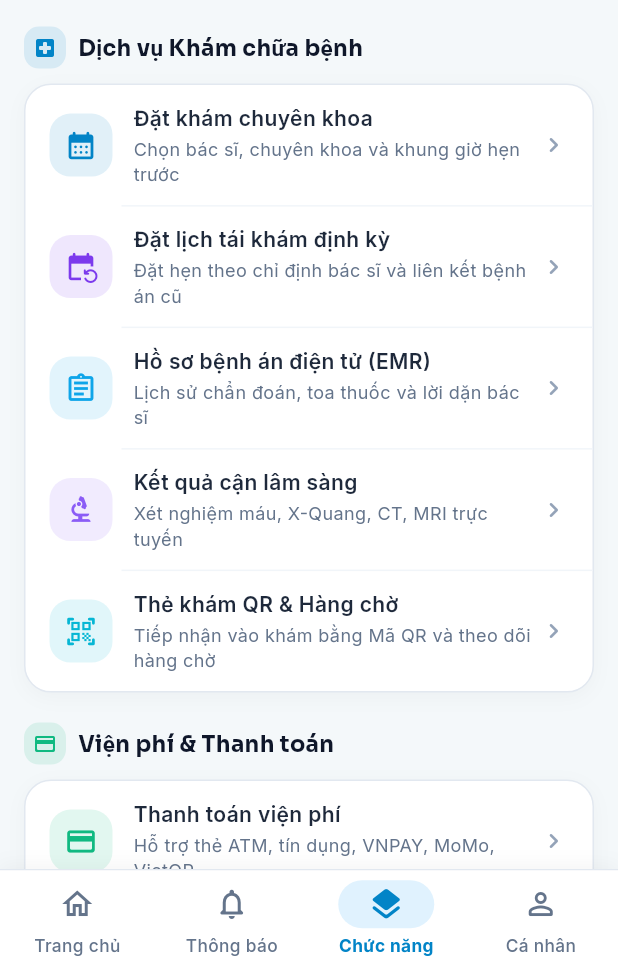
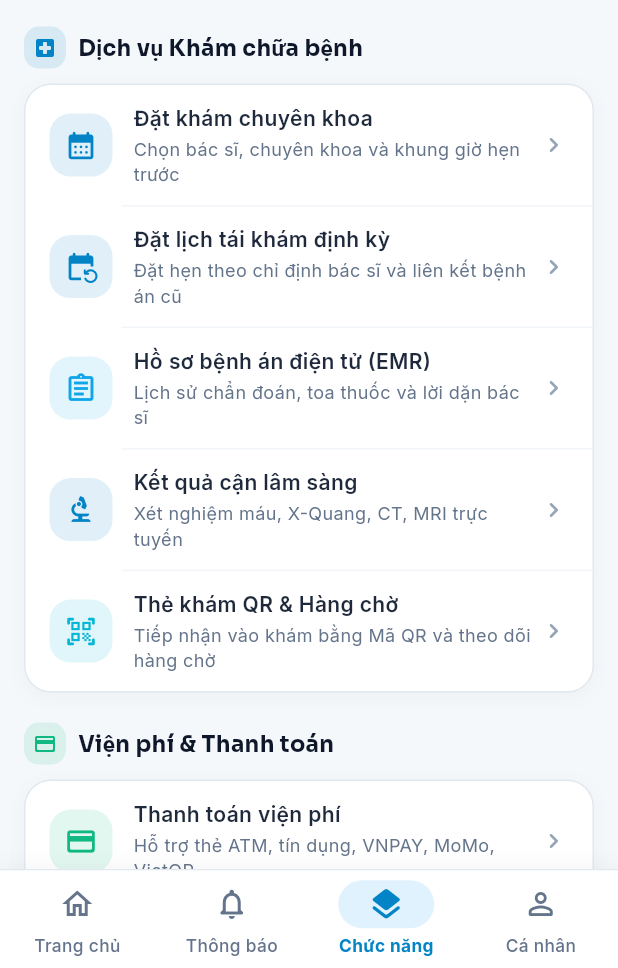
Before and after one commit to dieydev/hospital_ai, a Flutter app: the MainLayoutView screen opened directly, item 3 of the bottom bar chosen, on a phone screen of 412 x 824 dp, the part 268-1236 px from its top. Run offline on Flutter 3.47's test engine with Material 3 defaults, Android fonts, the phone set to English and light mode, and no system bars; our stand-ins replace dio, flutter_secure_storage, google_fonts, local_auth, qr_flutter, shared_preferences and 1 more; accounts and stored records are empty; network calls fail.

Commit message:
fix(mobile): toi uu hieu nang cuon muot ma, chong memory leak va chuan hoa he mau y te so

```diff
--- a/src/mobile-patient/lib/core/theme.dart
+++ b/src/mobile-patient/lib/core/theme.dart
@@ -1,26 +1,38 @@
+import 'package:flutter/cupertino.dart';
 import 'package:flutter/material.dart';
 import 'package:google_fonts/google_fonts.dart';
 
+/// Lớp điều khiển cuộn mượt mà chuẩn iOS Bouncing Physics cho toàn bộ App
+class SmoothScrollBehavior extends MaterialScrollBehavior {
+  const SmoothScrollBehavior();
+
+  @override
+  ScrollPhysics getScrollPhysics(BuildContext context) {
+    return const BouncingScrollPhysics(parent: AlwaysScrollableScrollPhysics());
+  }
+}
+
 class AppTheme {
-  // New Design System Tokens
-  static const Color primary = Color(0xFF0284C7); // Sky 600
-  static const Color primaryDark = Color(0xFF0369A1); // Sky 700
-  static const Color primaryDeep = Color(0xFF062A3D); // Gradient in topbar/CTA
-  static const Color accentMint = Color(0xFF14B8A6); // LIVE, badge success
-  static const Color background = Color(0xFFF4F8FA);
-  static const Color surface = Colors.white;
-  static const Color borderSubtle = Color(0xFFE3EDF1);
+  // Bảng màu Y tế Số Chuẩn Bắt buộc (Strict Medical AI Theme - AGENTS.md)
+  static const Color primary = Color(0xFF0284C7); // Sky 600 - Nút bấm, Link, Active, Accent
+  static const Color primaryDark = Color(0xFF0369A1); // Sky 700 - Tiêu đề, Header, Highlight
+  static const Color primaryDeep = Color(0xFF0B2431); // Slate Deep
+  static const Color accentMint = Color(0xFF14B8A6); // LIVE, Badge Success
+  static const Color background = Color(0xFFF0F9FF); // Background Soft Light
+  static const Color surface = Colors.white; // Card Background Pure White
+  static const Color borderSubtle = Color(0xFFBAE6FD); // Sky 200 - Border Color
 
-  static const Color textPrimary = Color(0xFF0B2431);
-  static const Color textSecondary = Color(0xFF4A6373);
+  static const Color textPrimary = Color(0xFF0F172A); // Slate 900 - Text Main / Headings
+  static const Color textSecondary = Color(0xFF334155); // Slate 700 - Text Sub-label / Form Label
+  static const Color textMuted = Color(0xFF64748B); // Slate 500 - Text Muted / Secondary
+  static const Color textPlaceholder = Color(0xFF94A3B8); // Slate 400 - Text Placeholder / Disabled
 
-  // Keep old names for compatibility, point to new tokens where applicable
+  // Tương thích ngược với các module cũ
   static const Color primaryColor = primary;
   static const Color textMain = textPrimary;
   static const Color textSub = textSecondary;
-  static const Color textMuted = textSecondary;
 
-  // Standard Premium Medical Gradient
+  // Background Gradient chuẩn (Trang web & Banner)
   static const LinearGradient premiumGradient = LinearGradient(
     colors: [
       Color(0xFFE0F2FE), // Sky 100
@@ -31,12 +43,12 @@ class AppTheme {
     end: Alignment.bottomRight,
   );
 
-  // Important CTA Shadow
+  // Card Box Shadow: 0 10px 30px rgba(2, 132, 199, 0.1)
   static List<BoxShadow> get prominentShadow => [
-    BoxShadow(
-      color: primary.withValues(alpha: 0.14),
-      blurRadius: 34,
-      offset: const Offset(0, 14),
+    const BoxShadow(
+      color: Color.fromRGBO(2, 132, 199, 0.1),
+      blurRadius: 30,
+      offset: Offset(0, 10),
     )
   ];
 
@@ -45,6 +57,13 @@ class AppTheme {
       useMaterial3: true,
       primaryColor: primary,
       scaffoldBackgroundColor: background,
+      splashFactory: InkSparkle.splashFactory,
+      pageTransitionsTheme: const PageTransitionsTheme(
+        builders: {
+          TargetPlatform.android: CupertinoPageTransitionsBuilder(),
+          TargetPlatform.iOS: CupertinoPageTransitionsBuilder(),
+        },
+      ),
       appBarTheme: AppBarTheme(
         backgroundColor: primaryDark,
         foregroundColor: Colors.white,
@@ -80,11 +99,30 @@ class AppTheme {
           side: const BorderSide(color: borderSubtle, width: 1),
         ),
       ),
+      inputDecorationTheme: InputDecorationTheme(
+        filled: true,
+        fillColor: Colors.white,
+        contentPadding: const EdgeInsets.symmetric(horizontal: 16, vertical: 14),
+        border: OutlineInputBorder(
+          borderRadius: BorderRadius.circular(16),
+          borderSide: const BorderSide(color: borderSubtle),
+        ),
+        enabledBorder: OutlineInputBorder(
+          borderRadius: BorderRadius.circular(16),
+          borderSide: const BorderSide(color: borderSubtle),
+        ),
+        focusedBorder: OutlineInputBorder(
+          borderRadius: BorderRadius.circular(16),
+          borderSide: const BorderSide(color: primary, width: 1.8),
+        ),
+        hintStyle: GoogleFonts.inter(color: textPlaceholder, fontSize: 14),
+      ),
       elevatedButtonTheme: ElevatedButtonThemeData(
         style: ElevatedButton.styleFrom(
           backgroundColor: primary,
           foregroundColor: Colors.white,
           minimumSize: const Size.fromHeight(48),
+          elevation: 0,
           shape: RoundedRectangleBorder(borderRadius: BorderRadius.circular(16)),
           textStyle: GoogleFonts.inter(fontSize: 16, fontWeight: FontWeight.bold),
         ),
--- a/src/mobile-patient/lib/main.dart
+++ b/src/mobile-patient/lib/main.dart
@@ -34,6 +34,7 @@ class HospitalAiPatientApp extends StatelessWidget {
       title: 'D-Medical',
       debugShowCheckedModeBanner: false,
       theme: AppTheme.lightTheme,
+      scrollBehavior: const SmoothScrollBehavior(),
       home: Consumer2<AuthProvider, SettingsProvider>(
         builder: (context, auth, settings, _) {
           if (auth.isAuthenticated) {
--- a/src/mobile-patient/lib/views/auth/login_view.dart
+++ b/src/mobile-patient/lib/views/auth/login_view.dart
@@ -106,6 +106,10 @@ class _LoginViewState extends State<LoginView> with TickerProviderStateMixin {
     _countdownTimer?.cancel();
     setState(() => _secondsRemaining = 60);
     _countdownTimer = Timer.periodic(const Duration(seconds: 1), (t) {
+      if (!mounted) {
+        t.cancel();
+        return;
+      }
       if (_secondsRemaining > 0) {
         setState(() => _secondsRemaining--);
       } else {
--- a/src/mobile-patient/lib/views/auth/register_view.dart
+++ b/src/mobile-patient/lib/views/auth/register_view.dart
@@ -85,6 +85,10 @@ class _RegisterViewState extends State<RegisterView> with SingleTickerProviderSt
     _countdownTimer?.cancel();
     setState(() => _secondsRemaining = 60);
     _countdownTimer = Timer.periodic(const Duration(seconds: 1), (timer) {
+      if (!mounted) {
+        timer.cancel();
+        return;
+      }
       if (_secondsRemaining > 0) {
         setState(() => _secondsRemaining--);
       } else {
--- a/src/mobile-patient/lib/views/features/all_features_view.dart
+++ b/src/mobile-patient/lib/views/features/all_features_view.dart
@@ -77,7 +77,7 @@ class AllFeaturesView extends StatelessWidget {
                         'title': 'Đặt lịch tái khám định kỳ',
                         'desc': 'Đặt hẹn theo chỉ định bác sĩ và liên kết bệnh án cũ',
                         'icon': Icons.event_repeat_rounded,
-                        'color': const Color(0xFF7C3AED),
+                        'color': const Color(0xFF0284C7),
                         'onTap': (BuildContext ctx) => ProfileGuard.check(ctx, onAllowed: () {
                           Navigator.push(ctx, MaterialPageRoute(builder: (_) => const BookAppointmentView(isFollowUp: true)));
                         }),
@@ -95,7 +95,7 @@ class AllFeaturesView extends StatelessWidget {
                         'title': 'Kết quả cận lâm sàng',
                         'desc': 'Xét nghiệm máu, X-Quang, CT, MRI trực tuyến',
                         'icon': Icons.biotech_rounded,
-                        'color': const Color(0xFF8B5CF6),
+                        'color': const Color(0xFF0284C7),
                         'onTap': (BuildContext ctx) => ProfileGuard.check(ctx, onAllowed: () {
                           Navigator.push(ctx, MaterialPageRoute(builder: (_) => const MedicalHistoryView()));
                         }),
--- a/src/mobile-patient/lib/views/features/health_monitor_view.dart
+++ b/src/mobile-patient/lib/views/features/health_monitor_view.dart
@@ -83,7 +83,7 @@ class _HealthMonitorViewState extends State<HealthMonitorView> {
       'title': 'Nhiệt độ cơ thể',
       'unit': '°C',
       'icon': Icons.thermostat_rounded,
-      'color': const Color(0xFF8B5CF6),
+      'color': const Color(0xFF0284C7),
       'current': '36.6',
       'status': 'Bình thường',
       'statusColor': const Color(0xFF10B981),
--- a/src/mobile-patient/lib/views/features/vaccine_view.dart
+++ b/src/mobile-patient/lib/views/features/vaccine_view.dart
@@ -105,7 +105,7 @@ class _VaccineViewState extends State<VaccineView> with SingleTickerProviderStat
           'schedule': 'Theo khuyến cáo hàng năm',
           'price': 'Liên hệ cơ sở y tế',
           'available': false,
-          'color': const Color(0xFF8B5CF6),
+          'color': const Color(0xFF0284C7),
           'icon': Icons.coronavirus_rounded,
         },
       ],
--- a/src/mobile-patient/lib/views/main_layout_view.dart
+++ b/src/mobile-patient/lib/views/main_layout_view.dart
@@ -43,11 +43,9 @@ class _MainLayoutViewState extends State<MainLayoutView> {
           children: [
             const ProfileWarningBanner(),
             Expanded(
-              child: AnimatedSwitcher(
-                duration: const Duration(milliseconds: 300),
-                switchInCurve: Curves.easeIn,
-                switchOutCurve: Curves.easeOut,
-                child: pages[_currentIndex],
+              child: IndexedStack(
+                index: _currentIndex,
+                children: pages,
               ),
             ),
           ],
```
Also changed, not shown: src/mobile-patient/lib/views/appointment/book_appointment_view.dart (+82 -74 lines), src/mobile-patient/lib/views/appointment/medical_history_view.dart (+8 -8 lines), src/mobile-patient/lib/views/appointment/my_appointments_view.dart (+31 -31 lines), src/mobile-patient/lib/views/features/medication_reminder_view.dart (+5 -5 lines), src/mobile-patient/lib/views/home/home_view.dart (+11 -11 lines), src/mobile-patient/lib/widgets/custom_button.dart (+13 -4 lines).
